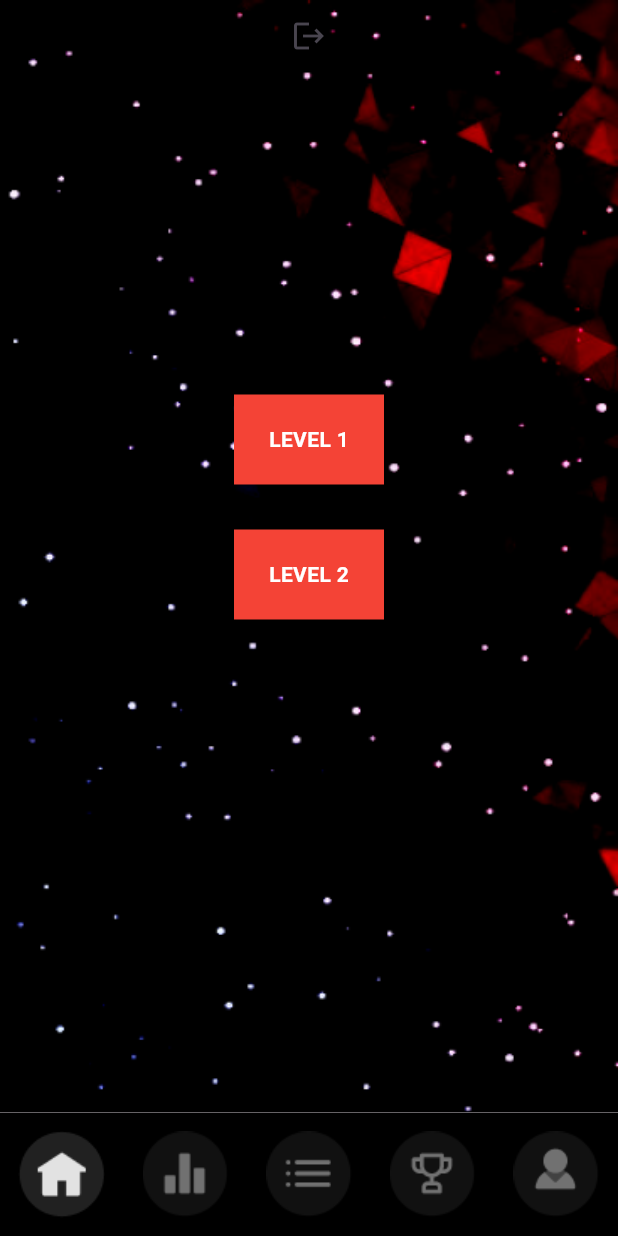
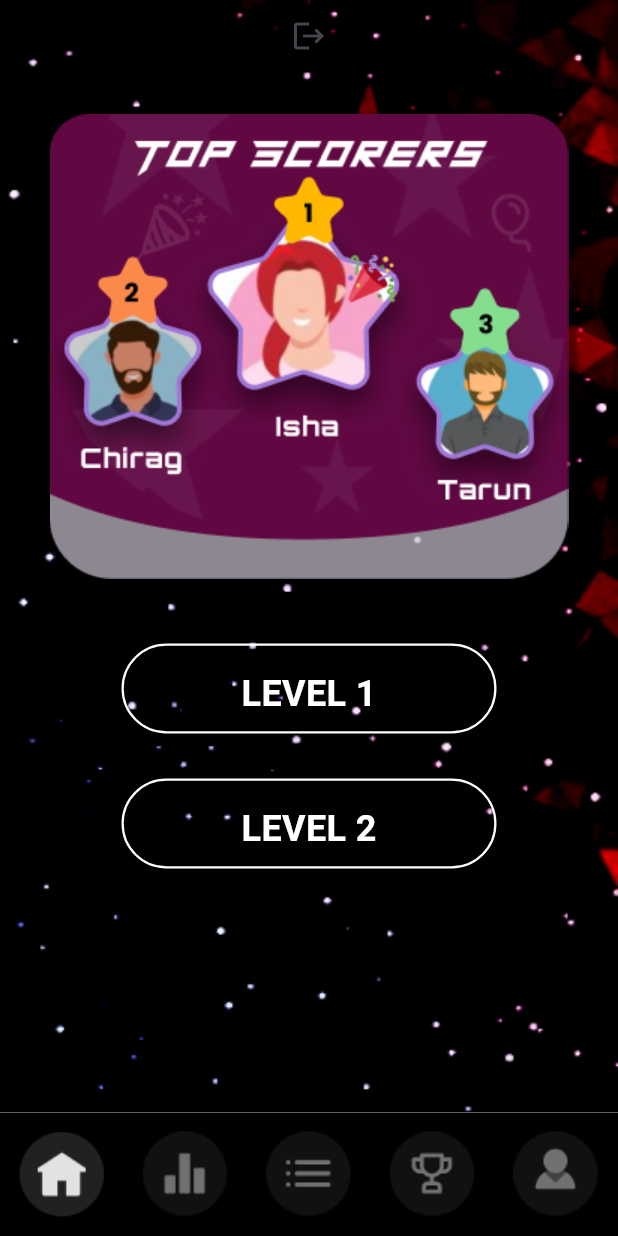
Before and after one commit to Amangupta0000/paradox2024_fronted, a Flutter app: the screen it shows after launch, on a phone screen of 412 x 824 dp. Run offline on Flutter 3.47's test engine with Material 3 defaults, Android fonts, the phone set to English and light mode, and no system bars; our stand-ins replace firebase_auth, firebase_core, get, sign_in_button; accounts and stored records are empty.

Commit message:
home screen UI done

```diff
--- a/lib/features/home/screens/home.dart
+++ b/lib/features/home/screens/home.dart
@@ -24,16 +24,29 @@ class HomeScreen extends StatelessWidget {
             icon: const Icon(Icons.logout),
           ),
         ),
-        const SizedBox(height: 200),
+        Padding(
+          padding: const EdgeInsets.all(8.0),
+          child: SizedBox(
+            height: 350,
+            child: Image.asset('assets/bootom_nav_bar_icons/score_board.png'),
+          ),
+        ),
         GestureDetector(
           onTap: () {
-            Navigator.of(context)
-                .push(MaterialPageRoute(builder: (ctx) => const Question_Screen()));
+            Navigator.of(context).push(
+                MaterialPageRoute(builder: (ctx) => const Question_Screen()));
           },
           child: Container(
             height: 60,
-            width: 100,
-            color: Colors.red,
+            width: 250,
+            decoration: BoxDecoration(
+              borderRadius: BorderRadius.circular(30),
+              border: Border.all(
+                color: Colors.white,
+                width: 1.5,
+              ),
+              color: Colors.transparent,
+            ),
             margin: const EdgeInsets.all(15),
             padding: const EdgeInsets.all(15),
             child: const Center(
@@ -41,6 +54,7 @@ class HomeScreen extends StatelessWidget {
                 'LEVEL 1',
                 style: TextStyle(
                   color: Colors.white,
+                  fontSize: 24,
                   fontWeight: FontWeight.bold,
                 ),
               ),
@@ -54,8 +68,15 @@ class HomeScreen extends StatelessWidget {
           },
           child: Container(
             height: 60,
-            width: 100,
-            color: Colors.red,
+            width: 250,
+            decoration: BoxDecoration(
+              borderRadius: BorderRadius.circular(30),
+              border: Border.all(
+                color: Colors.white,
+                width: 1.5,
+              ),
+              color: Colors.transparent,
+            ),
             margin: const EdgeInsets.all(15),
             padding: const EdgeInsets.all(15),
             child: const Center(
@@ -63,6 +84,7 @@ class HomeScreen extends StatelessWidget {
                 'LEVEL 2',
                 style: TextStyle(
                   color: Colors.white,
+                  fontSize: 24,
                   fontWeight: FontWeight.bold,
                 ),
               ),
```
Also changed, not shown: assets/bootom_nav_bar_icons/score_board.png (added).
